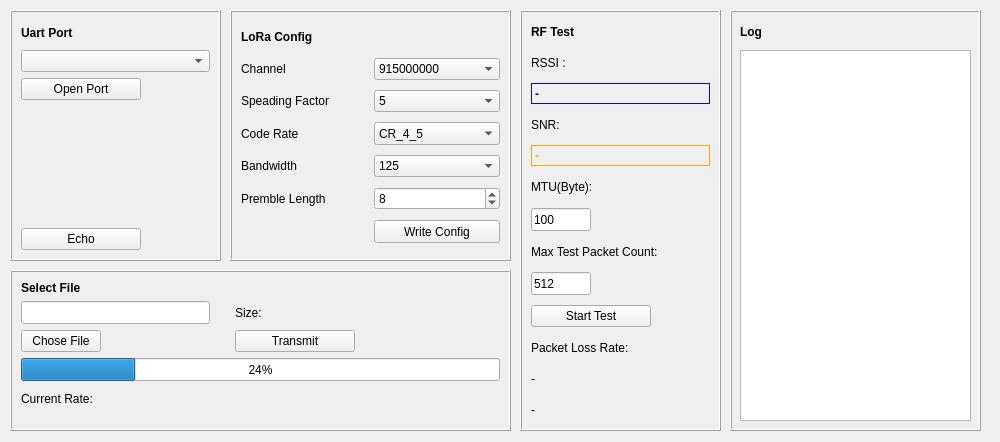
First picture: the form in mainwindow.ui, repository DanielCao0/QT_ISM2400, before the edit.
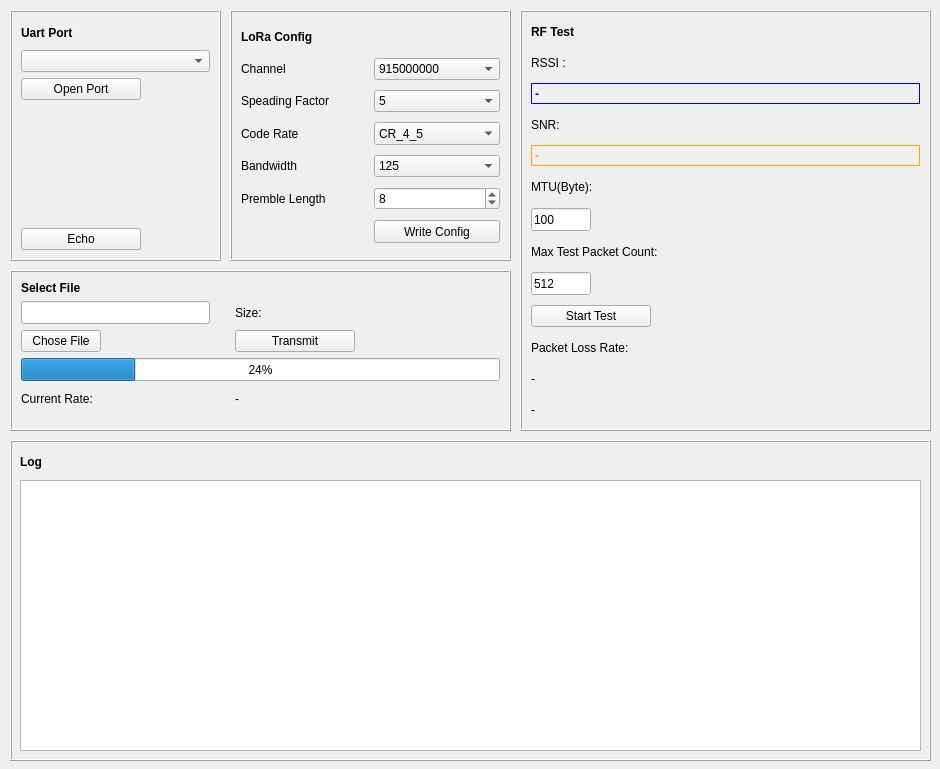
Second picture: the form after the edit.

```diff
--- a/mainwindow.ui
+++ b/mainwindow.ui
@@ -6,8 +6,8 @@
    <rect>
     <x>0</x>
     <y>0</y>
-    <width>1000</width>
-    <height>442</height>
+    <width>940</width>
+    <height>769</height>
    </rect>
   </property>
   <property name="sizePolicy">
@@ -18,14 +18,14 @@
   </property>
   <property name="minimumSize">
    <size>
-    <width>1000</width>
-    <height>442</height>
+    <width>940</width>
+    <height>769</height>
    </size>
   </property>
   <property name="maximumSize">
    <size>
-    <width>1000</width>
-    <height>442</height>
+    <width>940</width>
+    <height>769</height>
    </size>
   </property>
   <property name="windowTitle">
@@ -157,10 +157,10 @@
    <widget class="QFrame" name="log">
     <property name="geometry">
      <rect>
-      <x>730</x>
-      <y>10</y>
-      <width>251</width>
-      <height>421</height>
+      <x>10</x>
+      <y>440</y>
+      <width>921</width>
+      <height>321</height>
      </rect>
     </property>
     <property name="frameShape">
@@ -174,8 +174,8 @@
       <rect>
        <x>10</x>
        <y>40</y>
-       <width>231</width>
-       <height>371</height>
+       <width>901</width>
+       <height>271</height>
       </rect>
      </property>
      <property name="sizePolicy">
@@ -186,7 +186,7 @@
      </property>
      <property name="maximumSize">
       <size>
-       <width>800</width>
+       <width>1000</width>
        <height>16777215</height>
       </size>
      </property>
@@ -659,6 +659,34 @@
        </property>
       </widget>
      </item>
+     <item row="7" column="1">
+      <widget class="QLabel" name="labelRate_2">
+       <property name="sizePolicy">
+        <sizepolicy hsizetype="Fixed" vsizetype="Fixed">
+         <horstretch>0</horstretch>
+         <verstretch>0</verstretch>
+        </sizepolicy>
+       </property>
+       <property name="minimumSize">
+        <size>
+         <width>0</width>
+         <height>23</height>
+        </size>
+       </property>
+       <property name="maximumSize">
+        <size>
+         <width>16777215</width>
+         <height>23</height>
+        </size>
+       </property>
+       <property name="styleSheet">
+        <string notr="true"/>
+       </property>
+       <property name="text">
+        <string>-</string>
+       </property>
+      </widget>
+     </item>
     </layout>
    </widget>
    <widget class="QFrame" name="rfTest">
@@ -666,7 +694,7 @@
      <rect>
       <x>520</x>
       <y>10</y>
-      <width>201</width>
+      <width>411</width>
       <height>421</height>
      </rect>
     </property>
```
Left out of the diff: 11 changed lines with no effect on the pictures.
